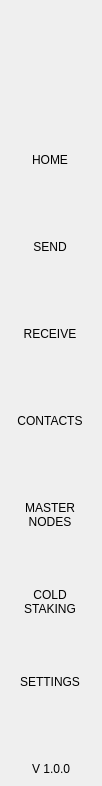
Qt form src/qt/eloncoin/forms/navmenuwidget.ui (EMCoin/Eloncoin) before a commit.
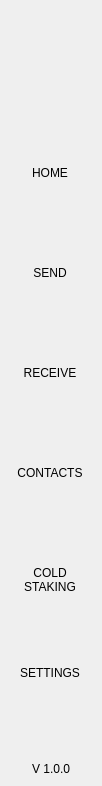
The same form after that commit.

```diff
--- a/src/qt/eloncoin/forms/navmenuwidget.ui
+++ b/src/qt/eloncoin/forms/navmenuwidget.ui
@@ -259,7 +259,7 @@
             </property>
            </widget>
           </item>
-          <item>
+          <!-- <item>
            <widget class="QToolButton" name="btnMaster">
             <property name="minimumSize">
              <size>
@@ -284,7 +284,7 @@
              <bool>true</bool>
             </property>
            </widget>
-          </item>
+          </item> -->
           <item>
            <widget class="QToolButton" name="btnColdStaking">
             <property name="minimumSize">
```
